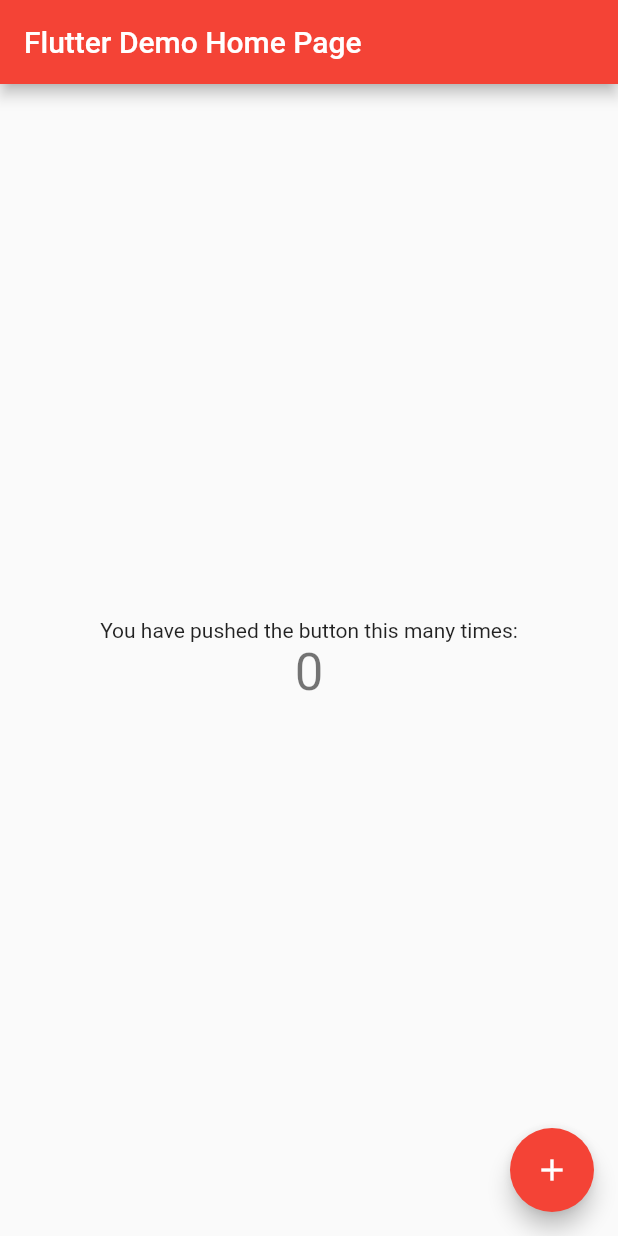
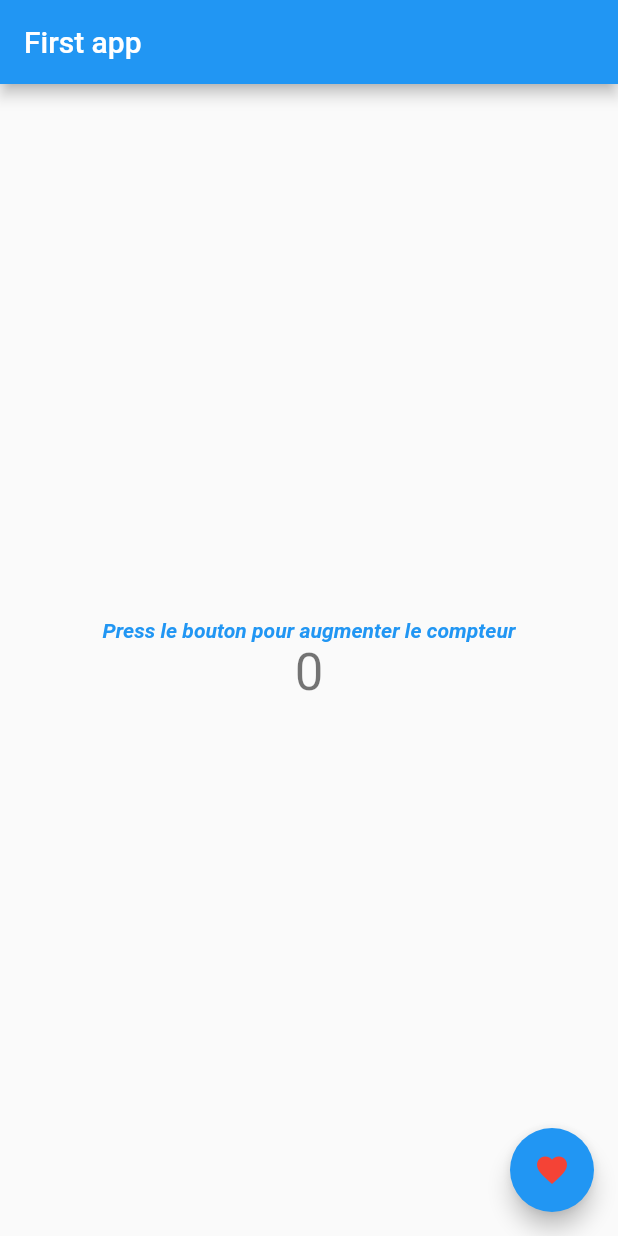
Before and after one commit to Mogoww/Flutter-first-app, a Flutter app: the screen it shows after launch, on a phone screen of 412 x 824 dp. Run offline on Flutter 3.47's test engine with Material 2 defaults, Android fonts, the phone set to English and light mode, and no system bars.

Commit message:
test change colors, icon, ...

```diff
--- a/lib/main.dart
+++ b/lib/main.dart
@@ -23,9 +23,9 @@ class MyApp extends StatelessWidget {
         // or simply save your changes to "hot reload" in a Flutter IDE).
         // Notice that the counter didn't reset back to zero; the application
         // is not restarted.
-        primarySwatch: Colors.red,
+        primarySwatch: Colors.blue,
       ),
-      home: const MyHomePage(title: 'Flutter Demo Home Page'),
+      home: const MyHomePage(title: 'First app'),
     );
   }
 }
@@ -97,7 +97,12 @@ class _MyHomePageState extends State<MyHomePage> {
           mainAxisAlignment: MainAxisAlignment.center,
           children: <Widget>[
             const Text(
-              'You have pushed the button this many times:',
+              'Press le bouton pour augmenter le compteur',
+              style: TextStyle(
+                fontStyle: FontStyle.italic,
+                fontWeight: FontWeight.bold,
+                color: Colors.blue,
+              ),
             ),
             Text(
               '$_counter',
@@ -109,7 +114,7 @@ class _MyHomePageState extends State<MyHomePage> {
       floatingActionButton: FloatingActionButton(
         onPressed: _incrementCounter,
         tooltip: 'Increment',
-        child: const Icon(Icons.add),
+        child: const Icon(Icons.favorite, color: Colors.red),
       ), // This trailing comma makes auto-formatting nicer for build methods.
     );
   }
```
